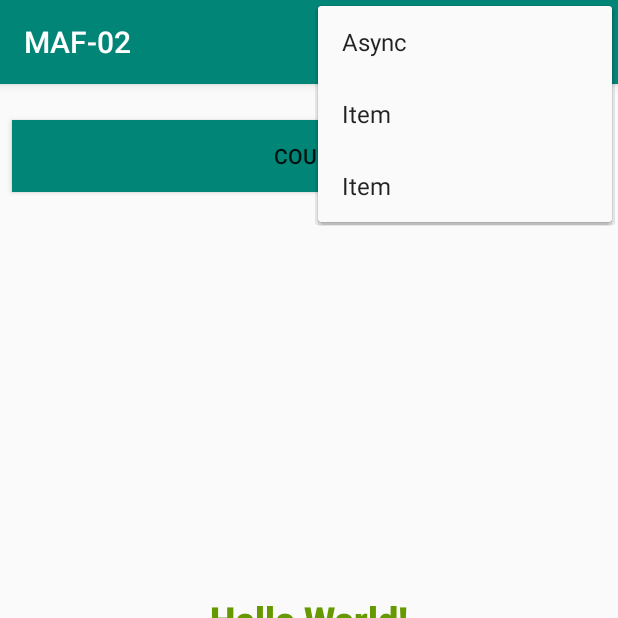
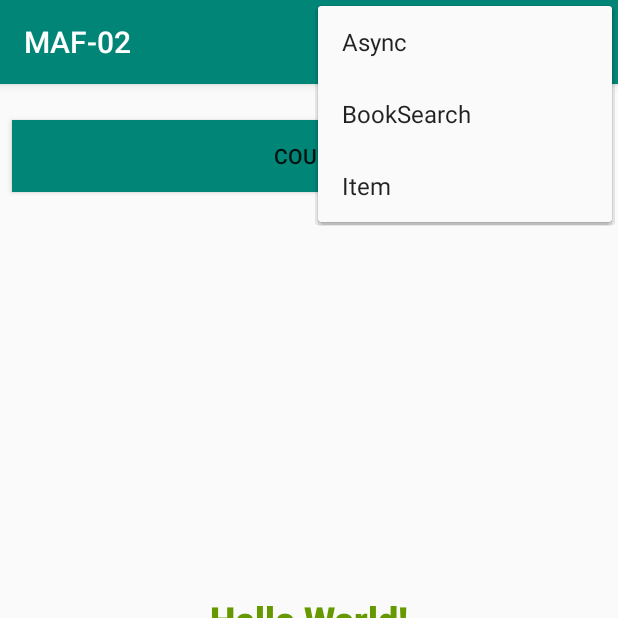
Before and after one commit to ZooLeeCoding/2019MobilAlkfejl-Week07a, an Android app: the screen it shows after launch (MainActivity), with the options menu open, on a phone screen of 412 x 824 dp, the top half of it. Run offline under Robolectric (Android 15) with nearby library versions, the phone set to English and light mode, and no system bars.

```diff
--- a/app/src/main/java/hu/szte/mobilalk/maf_02/MainActivity.java
+++ b/app/src/main/java/hu/szte/mobilalk/maf_02/MainActivity.java
@@ -114,6 +114,11 @@ public class MainActivity extends AppCompatActivity
         }
     }
 
+    public void launchBookSearch() {
+        Intent intent = new Intent(this, BookActivity.class);
+        startActivityForResult(intent, TEXT_REQUEST);
+    }
+
     @Override
     public void onActivityResult(int requestCode, int resultCode, Intent data) {
         super.onActivityResult(requestCode, resultCode, data);
--- a/app/src/main/res/menu/main_menu.xml
+++ b/app/src/main/res/menu/main_menu.xml
@@ -5,8 +5,8 @@
         android:id="@+id/item_async"
         android:title="Async" />
     <item
-        android:id="@+id/item_1"
-        android:title="Item" />
+        android:id="@+id/item_book"
+        android:title="BookSearch" />
     <item
         android:id="@+id/item_2"
         android:title="Item" />
```
Also changed, not shown: app/src/main/AndroidManifest.xml (+6 -2 lines), app/src/main/java/hu/szte/mobilalk/maf_02/BookActivity.java (added, +13 -0 lines), app/src/main/res/layout/activity_book.xml (added, +9 -0 lines).
